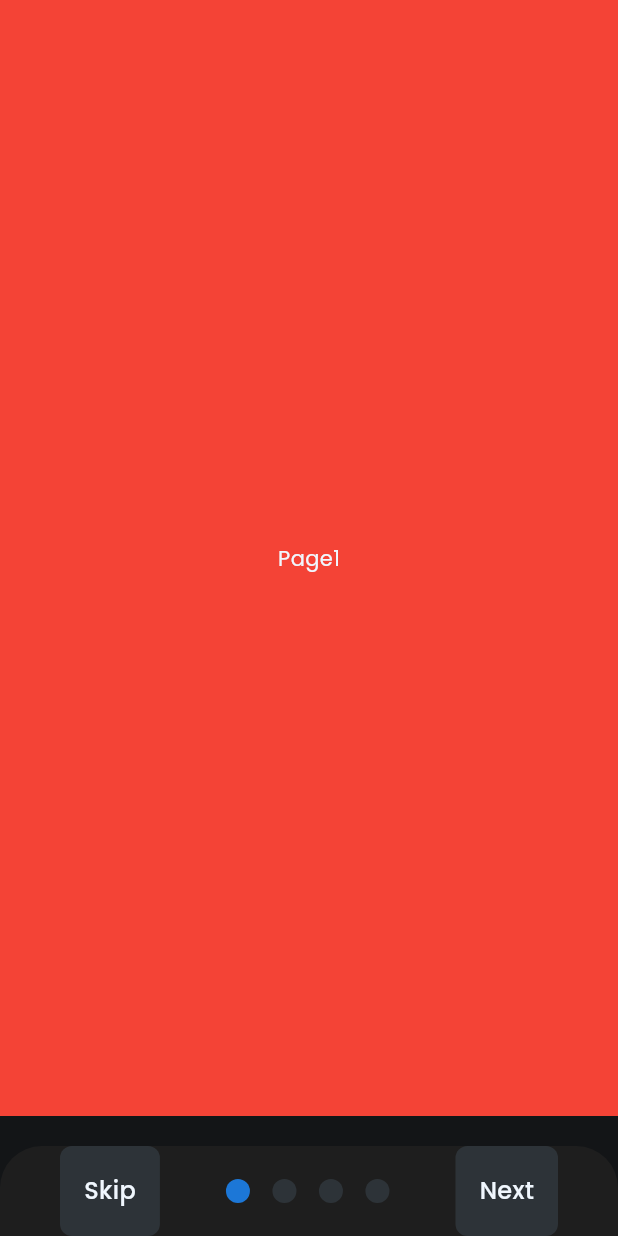
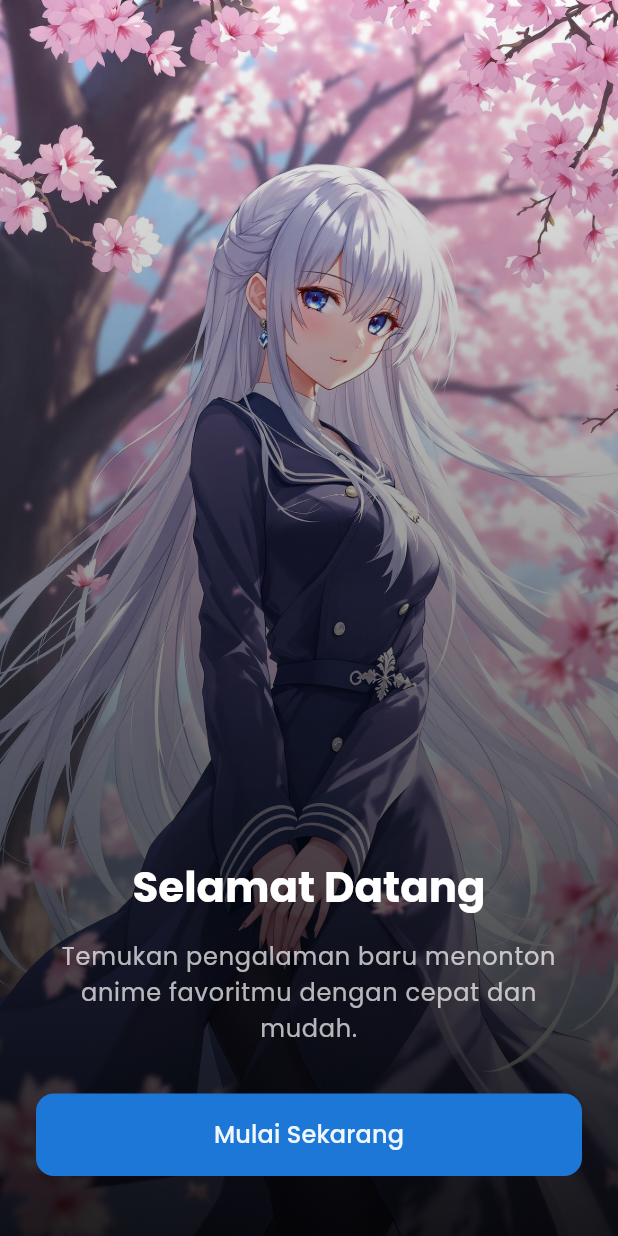
Before and after one commit to MAHMETT/Xnime-App, a Flutter app: the screen it shows after launch, on a phone screen of 412 x 824 dp. Run offline on Flutter 3.47's test engine with Material 3 defaults, Android fonts, the phone set to English and light mode, and no system bars; drawn by our look-alikes of smooth_page_indicator; our stand-ins replace dio, flutter_dotenv, flutter_svg, go_router.

Commit message:
Update onBoarding and Navigator and Directory assets

```diff
--- a/lib/core/routes/app_router.dart
+++ b/lib/core/routes/app_router.dart
@@ -23,7 +23,7 @@ final GoRouter router = GoRouter(
     GoRoute(
       path: ApiEndpoints.onBoarding,
       builder: (BuildContext context, GoRouterState state) {
-        return const OnboardingScreen();
+        return const OnBoardingScreen();
       },
     ),
   ],
--- a/lib/pages/onBoarding/onboarding_screen.dart
+++ b/lib/pages/onBoarding/onboarding_screen.dart
@@ -1,79 +1,94 @@
 import 'package:flutter/material.dart';
-import 'package:smooth_page_indicator/smooth_page_indicator.dart';
+import 'package:go_router/go_router.dart';
 import 'package:xnime_app/core/theme/app_colors.dart';
-import 'package:xnime_app/shared/widgets/custom_text_button_default.dart';
+import 'package:xnime_app/core/theme/app_text_styles.dart';
 
-class OnboardingScreen extends StatefulWidget {
-  const OnboardingScreen({super.key});
-
-  @override
-  State<OnboardingScreen> createState() => _OnboardingScreenState();
-}
-
-class _OnboardingScreenState extends State<OnboardingScreen> {
-  final controller = PageController();
-
-  @override
-  void dispose() {
-    super.dispose();
-    controller.dispose();
-  }
+class OnBoardingScreen extends StatelessWidget {
+  const OnBoardingScreen({super.key});
 
   @override
   Widget build(BuildContext context) {
     return Scaffold(
-      body: Container(
-        padding: const EdgeInsets.only(bottom: 80),
-        child: PageView(
-          controller: controller,
+      body: Stack(
         children: [
-            // Page 1
-            Container(
-              color: Colors.red,
-              child: const Center(child: Text('Page1')),
+          // Background image
+          Positioned.fill(
+            child: Image.asset(
+              'assets/images/onboarding_bg.jpg', // Ganti sesuai path kamu
+              fit: BoxFit.cover,
             ),
-            // Page 2
-            Container(
-              color: Colors.yellow,
-              child: const Center(child: Text('Page2')),
           ),
-            // Page 3
-            Container(
-              color: Colors.green,
-              child: const Center(child: Text('Page3')),
+
+          // Gradient overlay dari bawah ke atas
+          Positioned.fill(
+            child: Container(
+              decoration: const BoxDecoration(
+                gradient: LinearGradient(
+                  begin: Alignment.bottomCenter,
+                  end: Alignment.topCenter,
+                  colors: [Colors.black87, Colors.transparent],
                 ),
-            // Page 4
-            Container(
-              color: Colors.blue,
-              child: const Center(child: Text('Page4')),
+              ),
+            ),
+          ),
+
+          // Konten utama
+          Positioned.fill(
+            child: Padding(
+              padding: const EdgeInsets.symmetric(horizontal: 24, vertical: 40),
+              child: Column(
+                mainAxisAlignment: MainAxisAlignment.end,
+                crossAxisAlignment: CrossAxisAlignment.center,
+                children: [
+                  const Spacer(),
+
+                  // Judul
+                  Text(
+                    'Selamat Datang',
+                    textAlign: TextAlign.center,
+                    style: Theme.of(context).textTheme.headlineLarge?.copyWith(
+                      color: Colors.white,
+                      fontWeight: FontWeight.bold,
+                    ),
+                  ),
+                  const SizedBox(height: 16),
+
+                  // Deskripsi
+                  Text(
+                    'Temukan pengalaman baru menonton anime favoritmu dengan cepat dan mudah.',
+                    textAlign: TextAlign.center,
+                    style: Theme.of(
+                      context,
+                    ).textTheme.bodyLarge?.copyWith(color: Colors.white70),
+                  ),
+                  const SizedBox(height: 32),
+
+                  // Tombol lanjut
+                  SizedBox(
+                    width: double.infinity,
+                    child: TextButton(
+                      style: TextButton.styleFrom(
+                        backgroundColor: AppColors.primary,
+                        padding: const EdgeInsets.symmetric(vertical: 16),
+                        shape: RoundedRectangleBorder(
+                          borderRadius: BorderRadius.circular(12),
+                        ),
+                      ),
+                      onPressed: () {
+                        // Navigasi ke halaman selanjutnya
+                        context.go('/home');
+                      },
+                      child: const Text(
+                        'Mulai Sekarang',
+                        style: AppTextStyles.normalSemiBold,
+                      ),
+                    ),
                   ),
                 ],
               ),
             ),
-      bottomSheet: Container(
-        padding: EdgeInsets.symmetric(horizontal: 40),
-        height: 60,
-        child: Row(
-          mainAxisAlignment: MainAxisAlignment.spaceBetween,
-          children: [
-            // TextButton for Skip
-            CustomTextButton(text: 'Skip', onPressed: () {}),
-            // For Smooth Page Indicator
-            Center(
-              child: SmoothPageIndicator(
-                controller: controller,
-                count: 4,
-                effect: WormEffect(
-                  spacing: 15,
-                  dotColor: AppColors.semiDark,
-                  activeDotColor: AppColors.primary,
           ),
-              ),
-            ),
-            // TextButton for Next
-            CustomTextButton(text: 'Next', onPressed: () {}),
         ],
-        ),
       ),
     );
   }
--- a/lib/pages/splash_screen.dart
+++ b/lib/pages/splash_screen.dart
@@ -13,7 +13,7 @@ class SplashScreen extends StatefulWidget {
   const SplashScreen({
     super.key,
     this.duration = const Duration(seconds: 2),
-    this.logo = 'lib/assets/logos/Xyutori.svg',
+    this.logo = 'assets/logos/Xyutori.svg',
     required this.onInitComplete,
   });
 
```
Also changed, not shown: pubspec.yaml (+11 -8 lines), assets/fonts/poppins/Poppins-Bold.ttf (renamed from lib/assets/fonts/poppins/Poppins-Bold.ttf), assets/fonts/poppins/Poppins-Medium.ttf (renamed from lib/assets/fonts/poppins/Poppins-Medium.ttf), assets/fonts/poppins/Poppins-MediumItalic.ttf (renamed from lib/assets/fonts/poppins/Poppins-MediumItalic.ttf), assets/fonts/poppins/Poppins-Regular.ttf (renamed from lib/assets/fonts/poppins/Poppins-Regular.ttf), assets/fonts/poppins/Poppins-SemiBold.ttf (renamed from lib/assets/fonts/poppins/Poppins-SemiBold.ttf), assets/images/onboarding_bg.jpg (added), assets/logos/Xyutori .png (renamed from lib/assets/logos/Xyutori .png), assets/logos/Xyutori.svg (renamed from lib/assets/logos/Xyutori.svg). Lines whose indentation alone changed are shown as unchanged.
